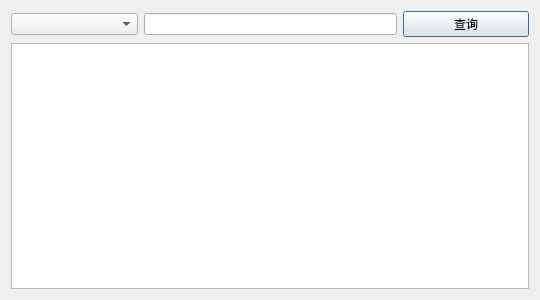
The window that FruitManager/DialogSelect.ui (database-class-assistants/c-sFruitManager) describes before a commit, drawn with Qt 5.
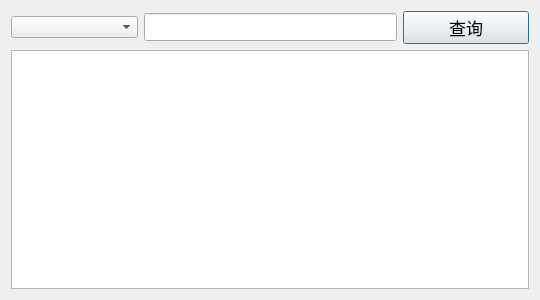
The same window after the commit.

Patch:
```diff
--- a/FruitManager/DialogSelect.ui
+++ b/FruitManager/DialogSelect.ui
@@ -20,10 +20,21 @@
       <widget class="QComboBox" name="comboBox"/>
      </item>
      <item>
-      <widget class="QLineEdit" name="le_select"/>
+      <widget class="QLineEdit" name="le_select">
+       <property name="font">
+        <font>
+         <pointsize>13</pointsize>
+        </font>
+       </property>
+      </widget>
      </item>
      <item>
       <widget class="QPushButton" name="btn_select">
+       <property name="font">
+        <font>
+         <pointsize>13</pointsize>
+        </font>
+       </property>
        <property name="text">
         <string>查询</string>
        </property>
@@ -32,7 +43,13 @@
     </layout>
    </item>
    <item>
-    <widget class="QTableView" name="tableView"/>
+    <widget class="QTableView" name="tableView">
+     <property name="font">
+      <font>
+       <pointsize>13</pointsize>
+      </font>
+     </property>
+    </widget>
    </item>
   </layout>
  </widget>
```
